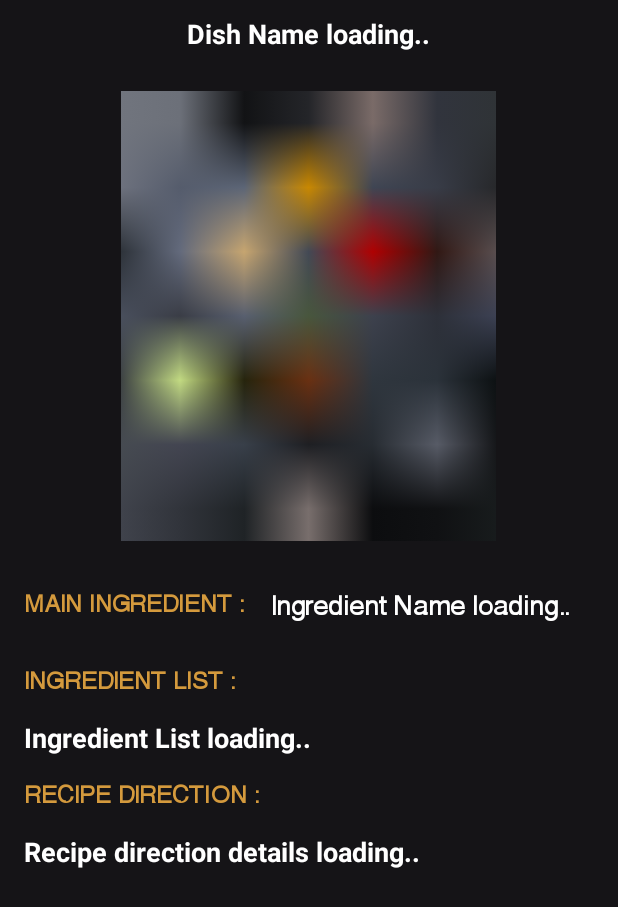
After one commit to ZaidBargir/Personal_Chef_Android_app, an Android app: the RecipeDetailActivity screen opened directly, with no data from a screen before it, on a phone screen of 412 x 824 dp. The commit adds this screen. Shown: the top 907 px of the screen. Run offline under Robolectric (Android 15) with nearby library versions, the light colour scheme and no system bars.

Commit message:
Recipe detail page designing done.

```diff
--- a/app/src/main/AndroidManifest.xml
+++ b/app/src/main/AndroidManifest.xml
@@ -16,7 +16,8 @@
         android:roundIcon="@mipmap/ic_launcher_round"
         android:supportsRtl="true"
         android:theme="@style/Theme.PersonalChef">
-        <activity android:name=".GettingRecipeDetails.RecipeDetailActivitys.RecipeDoneActivity"></activity>
+        <activity android:name=".RecipeDetails.RecipeDetailActivity"></activity>
+        <activity android:name=".GettingRecipeDetails.RecipeDetailActivitys.RecipeDoneActivity" />
         <activity android:name=".GettingRecipeDetails.RecipeDetailActivitys.CaptureDishPhotoActivity" />
         <activity android:name=".ChefDetails.ChefEducationActivity" />
         <activity android:name=".ChefDetails.ChefLocationActivity" />
--- a/app/src/main/java/com/vr/personalchef/Fragments/ProfileFragment.kt
+++ b/app/src/main/java/com/vr/personalchef/Fragments/ProfileFragment.kt
@@ -32,6 +32,7 @@ class ProfileFragment : Fragment() {
     lateinit var relativeLayout: RelativeLayout
 
     override fun onCreateView(
+
         inflater: LayoutInflater, container: ViewGroup?,
         savedInstanceState: Bundle?
     ): View? {
--- /dev/null
+++ b/app/src/main/java/com/vr/personalchef/RecipeDetails/RecipeDetailActivity.kt
@@ -0,0 +1,12 @@
+package com.vr.personalchef.RecipeDetails
+
+import androidx.appcompat.app.AppCompatActivity
+import android.os.Bundle
+import com.vr.personalchef.R
+
+class RecipeDetailActivity : AppCompatActivity() {
+    override fun onCreate(savedInstanceState: Bundle?) {
+        super.onCreate(savedInstanceState)
+        setContentView(R.layout.activity_recipe_detail)
+    }
+}
--- /dev/null
+++ b/app/src/main/res/layout/activity_recipe_detail.xml
@@ -0,0 +1,121 @@
+<?xml version="1.0" encoding="utf-8"?>
+<RelativeLayout xmlns:android="http://schemas.android.com/apk/res/android"
+    xmlns:app="http://schemas.android.com/apk/res-auto"
+    xmlns:tools="http://schemas.android.com/tools"
+    android:layout_width="match_parent"
+    android:layout_height="match_parent"
+    android:background="#151417"
+    tools:context=".RecipeDetails.RecipeDetailActivity">
+
+    <ScrollView
+        android:layout_width="match_parent"
+        android:layout_height="match_parent">
+
+        <RelativeLayout
+            android:layout_width="match_parent"
+            android:layout_height="wrap_content">
+
+            <TextView
+                android:id="@+id/txtDishNameDetailActivity"
+                android:layout_width="wrap_content"
+                android:layout_height="wrap_content"
+                android:layout_centerHorizontal="true"
+                android:layout_margin="10dp"
+                android:text="Dish Name loading.."
+                android:textColor="@color/white"
+                android:textSize="18sp"
+                android:textStyle="bold" />
+
+
+            <ImageView
+                android:id="@+id/imgDishPhotoDetailActivity"
+                android:layout_width="250dp"
+                android:layout_height="300dp"
+                android:layout_below="@id/txtDishNameDetailActivity"
+                android:layout_centerHorizontal="true"
+                android:layout_margin="16dp"
+                android:scaleType="centerCrop"
+                android:src="@drawable/dish_image" />
+
+
+            <TextView
+                android:id="@+id/txtIngredient"
+                android:layout_width="wrap_content"
+                android:layout_height="wrap_content"
+                android:layout_below="@id/imgDishPhotoDetailActivity"
+                android:layout_margin="16dp"
+                android:fontFamily="@font/swansea"
+                android:text="MAIN INGREDIENT :"
+                android:textColor="#D49A3D"
+                android:textSize="16sp"
+                android:textStyle="bold" />
+
+            <TextView
+                android:id="@+id/txtRecipeMainIngredientDetailActivity"
+                android:layout_width="wrap_content"
+                android:layout_height="wrap_content"
+                android:layout_below="@id/imgDishPhotoDetailActivity"
+                android:layout_marginTop="16dp"
+                android:layout_toRightOf="@id/txtIngredient"
+                android:fontFamily="@font/swansea"
+                android:text="Ingredient Name loading.."
+                android:textColor="@color/white"
+                android:textSize="18sp"
+                android:textStyle="bold" />
+
+            <TextView
+                android:id="@+id/txtIngredientList"
+                android:layout_width="wrap_content"
+                android:layout_height="wrap_content"
+                android:layout_below="@id/txtIngredient"
+                android:layout_margin="16dp"
+                android:fontFamily="@font/swansea"
+                android:text="INGREDIENT LIST :"
+                android:textColor="#D49A3D"
+                android:textSize="16sp"
+                android:textStyle="bold" />
+
+            <TextView
+                android:id="@+id/txtRecipeIngredientListDetailActivity"
+                android:layout_width="wrap_content"
+                android:layout_height="wrap_content"
+                android:layout_below="@id/txtIngredientList"
+                android:layout_marginLeft="16dp"
+                android:text="Ingredient List loading.."
+                android:textColor="@color/white"
+                android:textSize="18sp"
+                android:textStyle="bold" />
+
+
+            <TextView
+                android:id="@+id/txtRecipeDirect"
+                android:layout_width="wrap_content"
+                android:layout_height="wrap_content"
+                android:layout_below="@id/txtRecipeIngredientListDetailActivity"
+                android:layout_margin="16dp"
+                android:fontFamily="@font/swansea"
+                android:text="RECIPE DIRECTION :"
+                android:textColor="#D49A3D"
+                android:textSize="16sp"
+                android:textStyle="bold" />
+
+
+            <TextView
+                android:id="@+id/txtRecipeDirectionDetailActivity"
+                android:layout_width="wrap_content"
+                android:layout_height="wrap_content"
+                android:layout_below="@id/txtRecipeDirect"
+                android:layout_marginLeft="16dp"
+                android:text="Recipe direction details loading.."
+                android:textColor="@color/white"
+                android:textSize="18sp"
+                android:textStyle="bold" />
+
+
+        </RelativeLayout>
+
+
+    </ScrollView>
+
+
+</RelativeLayout>
--- a/app/src/main/res/layout/recipe_list_item.xml
+++ b/app/src/main/res/layout/recipe_list_item.xml
@@ -27,4 +27,22 @@
         android:textSize="17sp" />
 
 
+    <TextView
+        android:id="@+id/txtRecipeMainIngredientRecyclerView"
+        android:layout_width="wrap_content"
+        android:visibility="gone"
+        android:layout_height="wrap_content"/>
+
+    <TextView
+        android:id="@+id/txtRecipeListRecyclerView"
+        android:layout_width="wrap_content"
+        android:visibility="gone"
+        android:layout_height="wrap_content"/>
+
+    <TextView
+        android:id="@+id/txtRecipeDirectionRecyclerView"
+        android:layout_width="wrap_content"
+        android:visibility="gone"
+        android:layout_height="wrap_content"/>
+
 </RelativeLayout>
```
